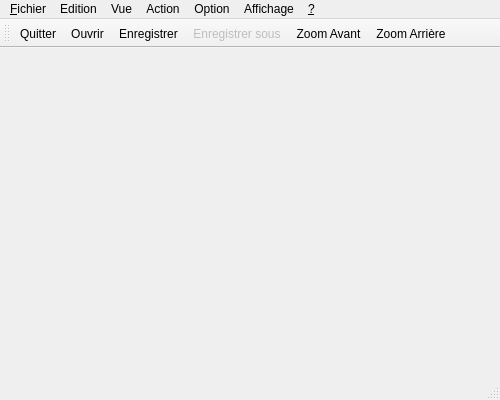
Before: the Qt Designer form Yags/mainwindow.ui in pech/yags, drawn with Qt 5.
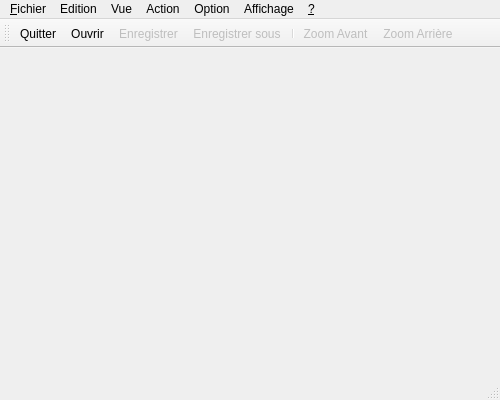
After: the same form once the commit is applied. Icons and pictures are not drawn.

What changed in the file:
```diff
--- a/Yags/mainwindow.ui
+++ b/Yags/mainwindow.ui
@@ -112,6 +112,7 @@
    <addaction name="actionOuvrir"/>
    <addaction name="actionEnregisrer"/>
    <addaction name="actionEnregistrer_sous"/>
+   <addaction name="separator"/>
    <addaction name="actionZoom_Avant"/>
    <addaction name="actionZoom_Arri_re"/>
   </widget>
@@ -137,7 +138,7 @@
   </action>
   <action name="actionEnregisrer">
    <property name="enabled">
-    <bool>true</bool>
+    <bool>false</bool>
    </property>
    <property name="icon">
     <iconset resource="ressource.qrc">
@@ -188,7 +189,7 @@
   </action>
   <action name="actionZoom_Avant">
    <property name="enabled">
-    <bool>true</bool>
+    <bool>false</bool>
    </property>
    <property name="icon">
     <iconset resource="ressource.qrc">
@@ -203,7 +204,7 @@
   </action>
   <action name="actionZoom_Arri_re">
    <property name="enabled">
-    <bool>true</bool>
+    <bool>false</bool>
    </property>
    <property name="icon">
     <iconset resource="ressource.qrc">
```
